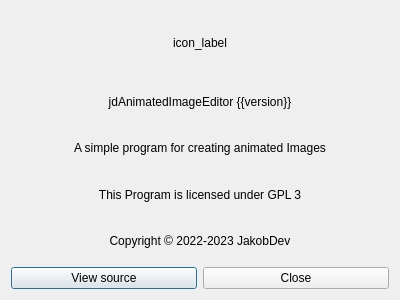
First picture: the form in jdAnimatedImageEditor/ui/AboutDialog.ui, repository JakobDev/jdAnimatedImageEditor, before the edit.
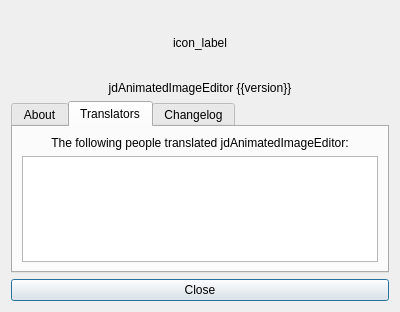
Second picture: the form after the edit. The open tabs and pages were chosen to show the change.

Commit message: Rework AboutDialog

The edit to the form file:
```diff
--- a/jdAnimatedImageEditor/ui/AboutDialog.ui
+++ b/jdAnimatedImageEditor/ui/AboutDialog.ui
@@ -7,7 +7,7 @@
     <x>0</x>
     <y>0</y>
     <width>400</width>
-    <height>300</height>
+    <height>312</height>
    </rect>
   </property>
   <property name="windowTitle">
@@ -47,6 +47,16 @@
     </widget>
    </item>
    <item>
+    <widget class="QTabWidget" name="tab_widget">
+     <property name="currentIndex">
+      <number>0</number>
+     </property>
+     <widget class="QWidget" name="tab">
+      <attribute name="title">
+       <string>About</string>
+      </attribute>
+      <layout class="QVBoxLayout" name="verticalLayout_2">
+       <item>
     <widget class="QLabel" name="label">
      <property name="text">
       <string>A simple program for creating animated Images</string>
@@ -76,13 +86,49 @@
      </property>
     </widget>
    </item>
+      </layout>
+     </widget>
+     <widget class="QWidget" name="tab_2">
+      <attribute name="title">
+       <string>Translators</string>
+      </attribute>
+      <layout class="QVBoxLayout" name="verticalLayout_3">
    <item>
-    <layout class="QHBoxLayout" name="horizontalLayout">
-     <item>
-      <widget class="QPushButton" name="view_source_button">
+        <widget class="QLabel" name="label_4">
        <property name="text">
-        <string>View source</string>
-       </property>
+          <string>The following people translated jdAnimatedImageEditor:</string>
+         </property>
+         <property name="alignment">
+          <set>Qt::AlignCenter</set>
+         </property>
+         <property name="wordWrap">
+          <bool>true</bool>
+         </property>
+        </widget>
+       </item>
+       <item>
+        <widget class="QTextEdit" name="translators_edit">
+         <property name="readOnly">
+          <bool>true</bool>
+         </property>
+        </widget>
+       </item>
+      </layout>
+     </widget>
+     <widget class="QWidget" name="tab_3">
+      <attribute name="title">
+       <string>Changelog</string>
+      </attribute>
+      <layout class="QVBoxLayout" name="verticalLayout_4">
+       <item>
+        <widget class="QTextEdit" name="changelog_edit">
+         <property name="readOnly">
+          <bool>true</bool>
+         </property>
+        </widget>
+       </item>
+      </layout>
+     </widget>
       </widget>
      </item>
      <item>
@@ -91,8 +137,6 @@
         <string>Close</string>
        </property>
       </widget>
-     </item>
-    </layout>
    </item>
   </layout>
  </widget>
```
Lines whose indentation alone changed are shown as unchanged. The commit also changes 20 other files.
